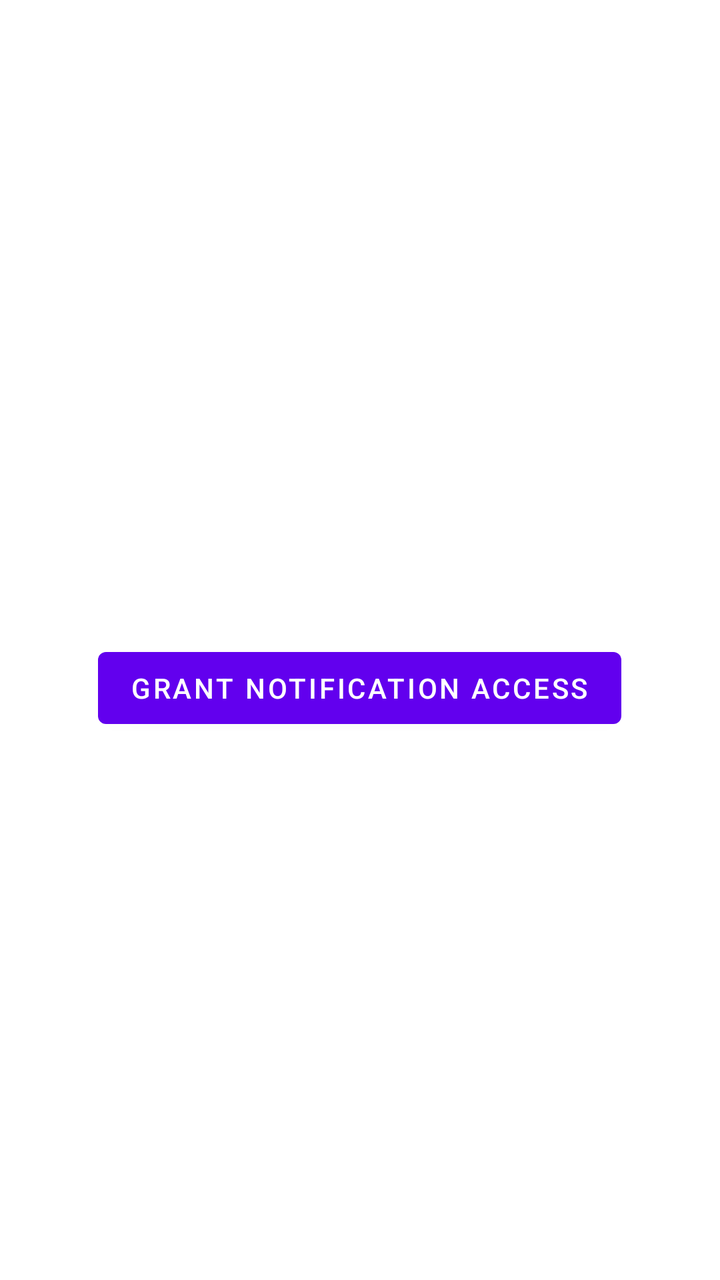
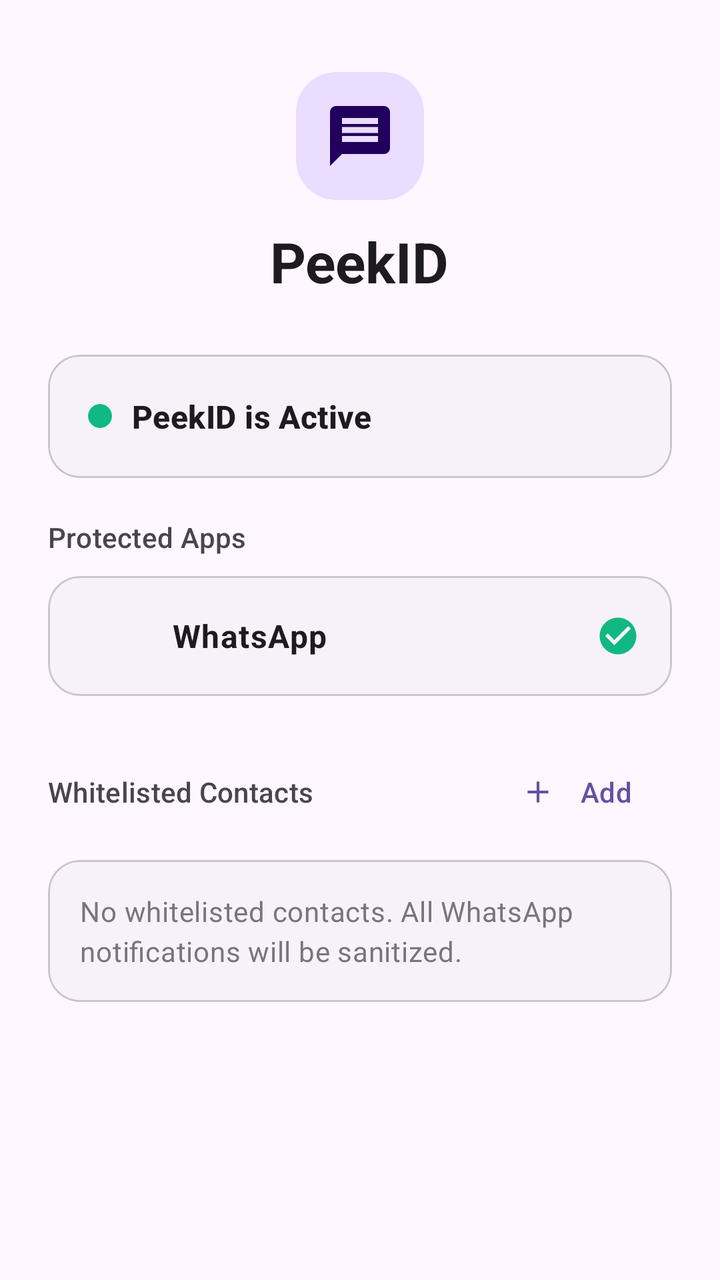

Screens rendered from an Android XML layout before and after an edit, with the pre-edit source and the edit as a unified diff.
<!-- AndroidManifest.xml: application theme Theme.MaterialComponents.DayNight -->
<!-- res/layout/activity_main.xml -->
<?xml version="1.0" encoding="utf-8"?>
<LinearLayout xmlns:android="http://schemas.android.com/apk/res/android"
    android:layout_width="match_parent"
    android:layout_height="match_parent"
    android:gravity="center"
    android:orientation="vertical"
    android:padding="24dp">

    <com.google.android.material.textview.MaterialTextView
        android:id="@+id/statusText"
        android:layout_width="wrap_content"
        android:layout_height="wrap_content"
        android:textSize="18sp"
        android:layout_marginBottom="24dp" />

    <com.google.android.material.button.MaterialButton
        android:id="@+id/grantButton"
        android:layout_width="wrap_content"
        android:layout_height="wrap_content"
        android:text="Grant Notification Access" />

</LinearLayout>
<!-- resources referenced by this layout -->
<resources>

</resources>

<!-- the commit's change to res/layout/activity_main.xml (unified diff, before → after) -->
@@ -1,22 +1,300 @@
 <?xml version="1.0" encoding="utf-8"?>
-<LinearLayout xmlns:android="http://schemas.android.com/apk/res/android"
+<androidx.core.widget.NestedScrollView xmlns:android="http://schemas.android.com/apk/res/android"
+    xmlns:app="http://schemas.android.com/apk/res-auto"
+    xmlns:tools="http://schemas.android.com/tools"
     android:layout_width="match_parent"
     android:layout_height="match_parent"
-    android:gravity="center"
-    android:orientation="vertical"
-    android:padding="24dp">
-
-    <com.google.android.material.textview.MaterialTextView
-        android:id="@+id/statusText"
-        android:layout_width="wrap_content"
+    android:fillViewport="true"
+    android:background="?android:attr/colorBackground">
+
+    <LinearLayout
+        android:layout_width="match_parent"
         android:layout_height="wrap_content"
-        android:textSize="18sp"
-        android:layout_marginBottom="24dp" />
-
-    <com.google.android.material.button.MaterialButton
-        android:id="@+id/grantButton"
-        android:layout_width="wrap_content"
-        android:layout_height="wrap_content"
-        android:text="Grant Notification Access" />
-
-</LinearLayout>
+        android:orientation="vertical"
+        android:paddingStart="24dp"
+        android:paddingEnd="24dp"
+        android:paddingTop="36dp"
+        android:paddingBottom="24dp">
+
+        
+        <LinearLayout
+            android:layout_width="match_parent"
+            android:layout_height="wrap_content"
+            android:gravity="center_horizontal"
+            android:orientation="vertical"
+            android:layout_marginBottom="28dp">
+
+            <com.google.android.material.card.MaterialCardView
+                android:layout_width="64dp"
+                android:layout_height="64dp"
+                app:cardCornerRadius="20dp"
+                app:cardElevation="0dp"
+                app:strokeWidth="0dp"
+                app:cardBackgroundColor="?attr/colorPrimaryContainer">
+
+                <ImageView
+                    android:layout_width="36dp"
+                    android:layout_height="36dp"
+                    android:layout_gravity="center"
+                    android:src="@drawable/ic_notification"
+                    app:tint="?attr/colorOnPrimaryContainer"
+                    android:contentDescription="@string/app_name" />
+
+            </com.google.android.material.card.MaterialCardView>
+
+            <com.google.android.material.textview.MaterialTextView
+                android:layout_width="wrap_content"
+                android:layout_height="wrap_content"
+                android:layout_marginTop="12dp"
+                android:text="@string/app_name"
+                android:textAppearance="?attr/textAppearanceHeadlineMedium"
+                android:textStyle="bold"
+                android:textColor="?attr/colorOnBackground" />
+
+        </LinearLayout>
+
+        
+        <com.google.android.material.card.MaterialCardView
+            android:id="@+id/statusCard"
+            android:layout_width="match_parent"
+            android:layout_height="wrap_content"
+            android:layout_marginBottom="20dp"
+            app:cardCornerRadius="16dp"
+            app:cardElevation="0dp"
+            app:strokeWidth="1dp"
+            app:strokeColor="?attr/colorOutlineVariant"
+            app:cardBackgroundColor="?attr/colorSurfaceContainerLow">
+
+            <LinearLayout
+                android:layout_width="match_parent"
+                android:layout_height="wrap_content"
+                android:orientation="vertical"
+                android:padding="20dp">
+
+                <LinearLayout
+                    android:layout_width="match_parent"
+                    android:layout_height="wrap_content"
+                    android:gravity="center_vertical"
+                    android:orientation="horizontal">
+
+                    <ImageView
+                        android:id="@+id/statusIndicator"
+                        android:layout_width="12dp"
+                        android:layout_height="12dp"
+                        android:src="@drawable/ic_dot"
+                        app:tint="@color/status_active"
+                        android:contentDescription="Status indicator" />
+
+                    <com.google.android.material.textview.MaterialTextView
+                        android:id="@+id/statusText"
+                        android:layout_width="0dp"
+                        android:layout_height="wrap_content"
+                        android:layout_weight="1"
+                        android:layout_marginStart="10dp"
+                        android:text="PeekID is Active"
+                        android:textAppearance="?attr/textAppearanceTitleMedium"
+                        android:textStyle="bold"
+                        android:textColor="?attr/colorOnSurface" />
+
+                </LinearLayout>
+
+                <com.google.android.material.button.MaterialButton
+                    android:id="@+id/grantButton"
+                    android:layout_width="match_parent"
+                    android:layout_height="wrap_content"
+                    android:layout_marginTop="16dp"
+                    android:text="Grant Notification Access"
+                    style="@style/Widget.Material3.Button"
+                    android:visibility="gone"
+                    tools:visibility="visible" />
+
+            </LinearLayout>
+
+        </com.google.android.material.card.MaterialCardView>
+
+        
+        <com.google.android.material.textview.MaterialTextView
+            android:layout_width="wrap_content"
+            android:layout_height="wrap_content"
+            android:layout_marginBottom="10dp"
+            android:text="Protected Apps"
+            android:textAppearance="?attr/textAppearanceTitleSmall"
+            android:textColor="?attr/colorOnSurfaceVariant" />
+
+        <com.google.android.material.card.MaterialCardView
+            android:layout_width="match_parent"
+            android:layout_height="wrap_content"
+            android:layout_marginBottom="24dp"
+            app:cardCornerRadius="16dp"
+            app:cardElevation="0dp"
+            app:strokeWidth="1dp"
+            app:strokeColor="?attr/colorOutlineVariant"
+            app:cardBackgroundColor="?attr/colorSurfaceContainerLow">
+
+            <LinearLayout
+                android:layout_width="match_parent"
+                android:layout_height="wrap_content"
+                android:gravity="center_vertical"
+                android:orientation="horizontal"
+                android:paddingStart="16dp"
+                android:paddingEnd="16dp"
+                android:paddingTop="14dp"
+                android:paddingBottom="14dp">
+
+                <ImageView
+                    android:id="@+id/whatsappLogo"
+                    android:layout_width="32dp"
+                    android:layout_height="32dp"
+                    android:contentDescription="WhatsApp" />
+
+                <com.google.android.material.textview.MaterialTextView
+                    android:layout_width="0dp"
+                    android:layout_height="wrap_content"
+                    android:layout_weight="1"
+                    android:layout_marginStart="14dp"
+                    android:text="WhatsApp"
+                    android:textAppearance="?attr/textAppearanceBodyLarge"
+                    android:textStyle="bold"
+                    android:textColor="?attr/colorOnSurface" />
+
+                <ImageView
+                    android:layout_width="22dp"
+                    android:layout_height="22dp"
+                    android:src="@drawable/ic_check_circle"
+                    android:contentDescription="Protected" />
+
+            </LinearLayout>
+
+        </com.google.android.material.card.MaterialCardView>
+
+        
+        <LinearLayout
+            android:layout_width="match_parent"
+            android:layout_height="wrap_content"
+            android:gravity="center_vertical"
+            android:orientation="horizontal"
+            android:layout_marginBottom="10dp">
+
+            <com.google.android.material.textview.MaterialTextView
+                android:layout_width="0dp"
+                android:layout_height="wrap_content"
+                android:layout_weight="1"
+                android:text="Whitelisted Contacts"
+                android:textAppearance="?attr/textAppearanceTitleSmall"
+                android:textColor="?attr/colorOnSurfaceVariant" />
+
+            <com.google.android.material.button.MaterialButton
+                android:id="@+id/addContactButton"
+                android:layout_width="wrap_content"
+                android:layout_height="wrap_content"
+                style="@style/Widget.Material3.Button.TextButton"
+                app:icon="@drawable/ic_add"
+                android:text="Add" />
+
+        </LinearLayout>
+
+        <com.google.android.material.card.MaterialCardView
+            android:layout_width="match_parent"
+            android:layout_height="wrap_content"
+            android:layout_marginBottom="24dp"
+            app:cardCornerRadius="16dp"
+            app:cardElevation="0dp"
+            app:strokeWidth="1dp"
+            app:strokeColor="?attr/colorOutlineVariant"
+            app:cardBackgroundColor="?attr/colorSurfaceContainerLow">
+
+            <LinearLayout
+                android:layout_width="match_parent"
+                android:layout_height="wrap_content"
+                android:orientation="vertical"
+                android:padding="16dp">
+
+                <com.google.android.material.chip.ChipGroup
+                    android:id="@+id/whitelistChipGroup"
+                    android:layout_width="match_parent"
+                    android:layout_height="wrap_content" />
+
+                <com.google.android.material.textview.MaterialTextView
+                    android:id="@+id/emptyWhitelistText"
+                    android:layout_width="wrap_content"
+                    android:layout_height="wrap_content"
+                    android:text="No whitelisted contacts. All WhatsApp notifications will be sanitized."
+                    android:textAppearance="?attr/textAppearanceBodyMedium"
+                    android:textColor="?attr/colorOutline" />
+
+            </LinearLayout>
+
+        </com.google.android.material.card.MaterialCardView>
+
+        
+        <View
+            android:layout_width="match_parent"
+            android:layout_height="0dp"
+            android:layout_weight="1" />
+
+        
+        <com.google.android.material.card.MaterialCardView
+            android:id="@+id/batteryWarningCard"
+            android:layout_width="match_parent"
+            android:layout_height="wrap_content"
+            android:layout_marginTop="16dp"
+            app:cardCornerRadius="16dp"
+            app:cardElevation="0dp"
+            app:strokeWidth="1dp"
+            app:strokeColor="@color/status_warning"
+            app:cardBackgroundColor="@color/status_warning_container"
+            android:visibility="gone"
+            tools:visibility="visible">
+
+            <LinearLayout
+                android:layout_width="match_parent"
+                android:layout_height="wrap_content"
+                android:gravity="center_vertical"
+                android:orientation="horizontal"
+                android:padding="16dp">
+
+                <ImageView
+                    android:layout_width="24dp"
+                    android:layout_height="24dp"
+                    android:src="@drawable/ic_warning"
+                    android:contentDescription="Warning" />
+
+                <LinearLayout
+                    android:layout_width="0dp"
+                    android:layout_height="wrap_content"
+                    android:layout_weight="1"
+                    android:layout_marginStart="12dp"
+                    android:layout_marginEnd="12dp"
+                    android:orientation="vertical">
+
+                    <com.google.android.material.textview.MaterialTextView
+                        android:layout_width="wrap_content"
+                        android:layout_height="wrap_content"
+                        android:text="Battery Optimization Active"
+                        android:textAppearance="?attr/textAppearanceLabelLarge"
+                        android:textStyle="bold"
+                        android:textColor="?attr/colorOnSurface" />
+
+                    <com.google.android.material.textview.MaterialTextView
+                        android:layout_width="wrap_content"
+                        android:layout_height="wrap_content"
+                        android:text="Disable to keep PeekID running reliably."
+                        android:textAppearance="?attr/textAppearanceBodySmall"
+                        android:textColor="?attr/colorOnSurfaceVariant" />
+
+                </LinearLayout>
+
+                <com.google.android.material.button.MaterialButton
+                    android:id="@+id/fixBatteryButton"
+                    android:layout_width="wrap_content"
+                    android:layout_height="wrap_content"
+                    style="@style/Widget.Material3.Button.TonalButton"
+                    android:text="Fix" />
+
+            </LinearLayout>
+
+        </com.google.android.material.card.MaterialCardView>
+
+    </LinearLayout>
+
+</androidx.core.widget.NestedScrollView>
<!-- resource entries referenced after the edit -->
@@ -1,5 +1,62 @@
 <!-- resources referenced by this layout -->
 <resources>
-
+  <color name="status_active">#10B981</color>
+  <color name="status_warning">#F59E0B</color>
+  <color name="status_warning_container">#1AF59E0B</color>
+  <!-- drawable ic_add (drawable) -->
+  <vector xmlns:android="http://schemas.android.com/apk/res/android"
+      android:width="24dp"
+      android:height="24dp"
+      android:viewportWidth="24"
+      android:viewportHeight="24">
+    <path
+        android:fillColor="?attr/colorPrimary"
+        android:pathData="M19,13h-6v6h-2v-6H5v-2h6V5h2v6h6v2z"/>
+  </vector>
+  <!-- drawable ic_check_circle (drawable) -->
+  <vector xmlns:android="http://schemas.android.com/apk/res/android"
+      android:width="24dp"
+      android:height="24dp"
+      android:viewportWidth="24"
+      android:viewportHeight="24">
+    <path
+        android:fillColor="@color/status_active"
+        android:pathData="M12,2C6.48,2 2,6.48 2,12s4.48,10 10,10 10,-4.48 10,-10S17.52,2 12,2zM10,17l-5,-5 1.41,-1.41L10,14.17l7.59,-7.59L19,8l-9,9z"/>
+  </vector>
+  <!-- drawable ic_dot (drawable) -->
+  <vector xmlns:android="http://schemas.android.com/apk/res/android"
+      android:width="12dp"
+      android:height="12dp"
+      android:viewportWidth="12"
+      android:viewportHeight="12">
+    <path
+        android:fillColor="@color/status_active"
+        android:pathData="M6,6m-6,0a6,6 0 1,0 12,0a6,6 0 1,0 -12,0"/>
+  </vector>
+  <!-- drawable ic_notification (drawable) -->
+  <vector xmlns:android="http://schemas.android.com/apk/res/android"
+      android:width="24dp"
+      android:height="24dp"
+      android:viewportWidth="24"
+      android:viewportHeight="24">
+    <path
+        android:fillColor="#FFFFFFFF"
+        android:pathData="M20,2H4c-1.1,0 -1.99,0.9 -1.99,2L2,22l4,-4h14c1.1,0 2,-0.9 2,-2V4c0,-1.1 -0.9,-2 -2,-2zM18,14H6v-2h12v2zm0,-3H6V9h12v2zm0,-3H6V6h12v2z"/>
+  </vector>
+  <!-- drawable ic_warning (drawable) -->
+  <vector xmlns:android="http://schemas.android.com/apk/res/android"
+      android:width="24dp"
+      android:height="24dp"
+      android:viewportWidth="24"
+      android:viewportHeight="24">
+    <path
+        android:fillColor="@color/status_warning"
+        android:pathData="M1,21h22L12,2 1,21zM13,18h-2v-2h2v2zM13,14h-2v-4h2v4z"/>
+  </vector>
+  <string name="app_name">PeekID</string>
+  <style name="Theme.PeekID" parent="Theme.Material3.DayNight.NoActionBar">
+          <item name="android:statusBarColor">?android:attr/colorBackground</item>
+          <item name="android:windowLightStatusBar">true</item>
+      </style>
 </resources>
 
